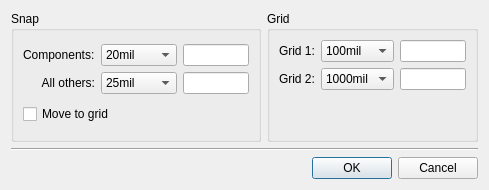
Before: the Qt Designer form xeda2/ui/dlg_grid.ui in xgvargas/xeda, drawn with Qt 5.
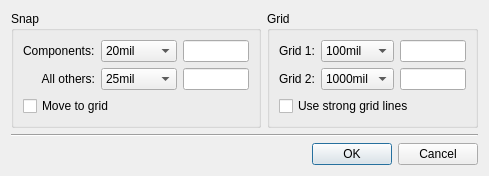
After: the same form once the commit is applied. Custom widgets are drawn as their Qt base class.

The edit to the form file:
```diff
--- a/xeda2/ui/dlg_grid.ui
+++ b/xeda2/ui/dlg_grid.ui
@@ -6,7 +6,7 @@
    <rect>
     <x>0</x>
     <y>0</y>
-    <width>421</width>
+    <width>417</width>
     <height>162</height>
    </rect>
   </property>
@@ -426,17 +426,11 @@
          </layout>
         </item>
         <item>
-         <spacer name="verticalSpacer">
-          <property name="orientation">
-           <enum>Qt::Vertical</enum>
+         <widget class="QCheckBox" name="chk_strong">
+          <property name="text">
+           <string>Use strong grid lines</string>
           </property>
-          <property name="sizeHint" stdset="0">
-           <size>
-            <width>20</width>
-            <height>40</height>
-           </size>
-          </property>
-         </spacer>
+         </widget>
         </item>
        </layout>
       </widget>
```
